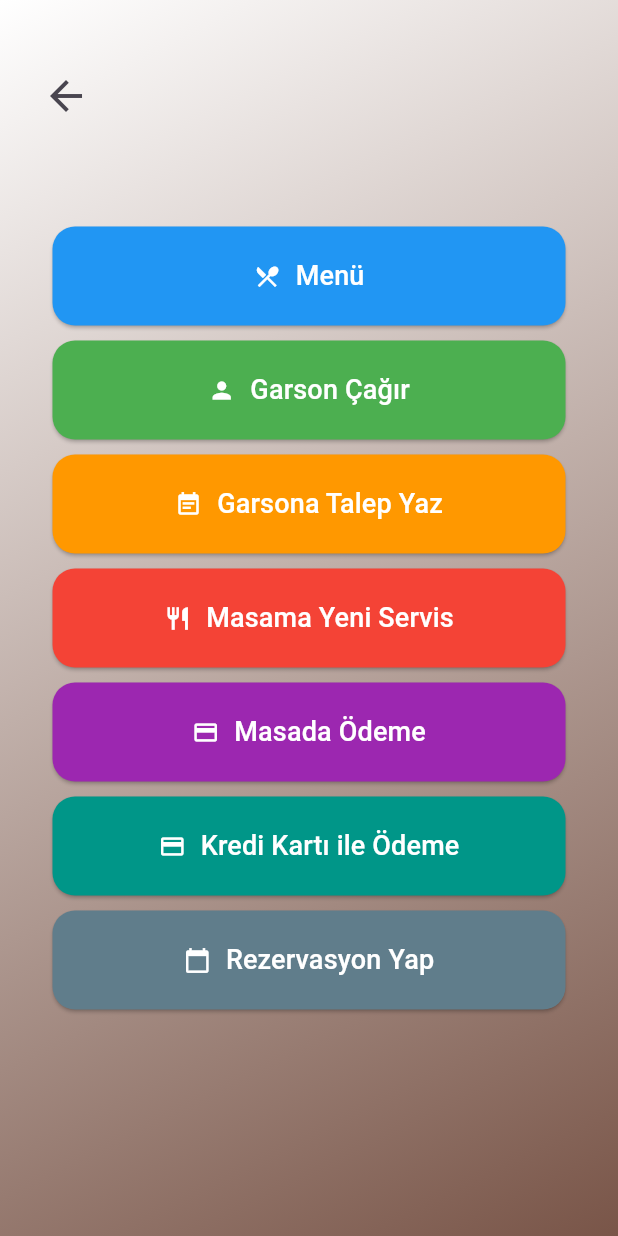
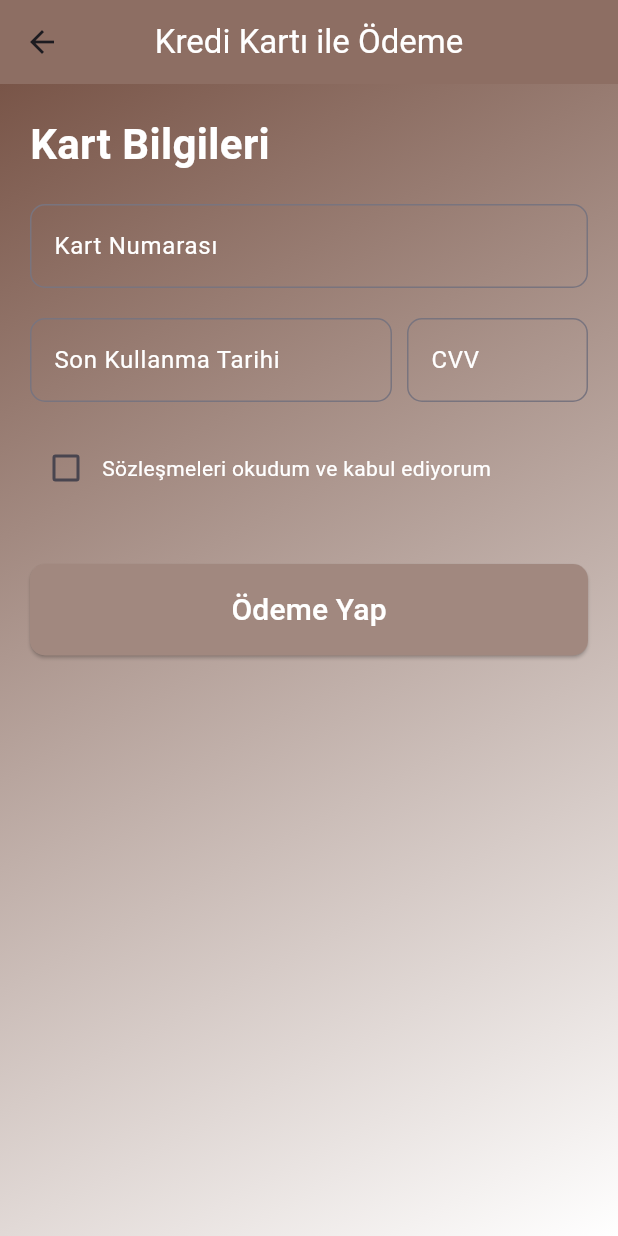
Before and after one commit to esramukaddescetin/flutter-Restaurant-App, a Flutter app: the QuickRequestsPage screen opened by its route, after a tap on "Kredi Kartı ile Ödeme", on a phone screen of 412 x 824 dp. Run offline on Flutter 3.47's test engine with Material 3 defaults, Android fonts, the phone set to English and light mode, and no system bars.

Commit message:
Payment page by credit card was designed

```diff
--- a/lib/main.dart
+++ b/lib/main.dart
@@ -1,4 +1,5 @@
 import 'package:flutter/material.dart';
+import 'package:restaurant_app/payment_page.dart';
 import 'package:restaurant_app/quick_requests.dart';
 import 'package:restaurant_app/signup.dart';
 import 'package:restaurant_app/staff_login.dart';
@@ -19,7 +20,7 @@ class RestaurantApp extends StatelessWidget {
     return MaterialApp(
       initialRoute: '/',
       routes: {
-        '/': (context) => WaiterRequestPage(),
+        '/': (context) => HomePage(),
         '/homePage': (context) => HomePage(),
         '/loginPage': (context) => LoginPage(),
         '/signPage': (context) => RegisterScreen(),
@@ -28,6 +29,7 @@ class RestaurantApp extends StatelessWidget {
         '/quickrequestsPage': (context) => QuickRequestsPage(),
         '/menuPage': (context) => MenuPage(),
         '/waiterRequestPage': (context) => WaiterRequestPage(),
+        '/paymentPage': (context) => PaymentPage(),
       },
     );
   }
--- /dev/null
+++ b/lib/payment_page.dart
@@ -0,0 +1,149 @@
+import 'package:flutter/material.dart';
+import 'package:restaurant_app/my_widgets.dart';
+
+void main() {
+  runApp(MaterialApp(
+    debugShowCheckedModeBanner: false,
+    home: PaymentPage(),
+  ));
+}
+
+class PaymentPage extends StatelessWidget {
+  @override
+  Widget build(BuildContext context) {
+    return Scaffold(
+      appBar: AppBar(
+        title: Text('Kredi Kartı ile Ödeme',
+            style: TextStyle(color: Colors.white)),
+        centerTitle: true,
+        backgroundColor: Colors.brown[400], // AppBar rengi
+      ),
+      body: Container(
+        padding: EdgeInsets.all(20),
+        decoration: WidgetBackcolor(
+          Colors.brown,
+          Colors.white,
+        ),
+        child: Column(
+          crossAxisAlignment: CrossAxisAlignment.start,
+          children: [
+            Text(
+              'Kart Bilgileri',
+              style: TextStyle(
+                  fontSize: 28,
+                  fontWeight: FontWeight.bold,
+                  color: Colors.white), // Metin rengi
+            ),
+            SizedBox(height: 20),
+            TextFormField(
+              decoration: InputDecoration(
+                labelText: 'Kart Numarası',
+                labelStyle: TextStyle(color: Colors.white), // Metin rengi
+                border: OutlineInputBorder(
+                  borderRadius: BorderRadius.circular(10),
+                  borderSide: BorderSide(color: Colors.white), // Çerçeve rengi
+                ),
+              ),
+            ),
+            SizedBox(height: 20),
+            Row(
+              children: [
+                Expanded(
+                  flex: 2,
+                  child: TextFormField(
+                    decoration: InputDecoration(
+                      labelText: 'Son Kullanma Tarihi',
+                      labelStyle: TextStyle(color: Colors.white), // Metin rengi
+                      border: OutlineInputBorder(
+                        borderRadius: BorderRadius.circular(10),
+                        borderSide:
+                            BorderSide(color: Colors.white), // Çerçeve rengi
+                      ),
+                    ),
+                  ),
+                ),
+                SizedBox(width: 10),
+                Expanded(
+                  flex: 1,
+                  child: TextFormField(
+                    decoration: InputDecoration(
+                      labelText: 'CVV',
+                      labelStyle: TextStyle(color: Colors.white), // Metin rengi
+                      border: OutlineInputBorder(
+                        borderRadius: BorderRadius.circular(10),
+                        borderSide:
+                            BorderSide(color: Colors.white), // Çerçeve rengi
+                      ),
+                    ),
+                  ),
+                ),
+              ],
+            ),
+            Container(
+              child: AgreementBox(),
+            ),
+            SizedBox(height: 40),
+            Container(
+              width: double.infinity,
+              child: ElevatedButton(
+                onPressed: () {
+                  // Ödeme işlemi yap
+                },
+                child: Text(
+                  'Ödeme Yap',
+                  style: TextStyle(fontSize: 20, color: Colors.white),
+                ),
+                style: ElevatedButton.styleFrom(
+                  padding: EdgeInsets.symmetric(vertical: 16),
+                  shape: RoundedRectangleBorder(
+                    borderRadius: BorderRadius.circular(10),
+                  ),
+                  backgroundColor: Colors.brown[300], // Buton arka plan rengi
+                ),
+              ),
+            ),
+          ],
+        ),
+      ),
+    );
+  }
+}
+
+class AgreementBox extends StatefulWidget {
+  @override
+  State<AgreementBox> createState() => _AgreementBoxState();
+}
+
+class _AgreementBoxState extends State<AgreementBox> {
+  bool isAgreed = false;
+  @override
+  Widget build(BuildContext context) {
+    return Column(
+      children: [
+        Container(
+          width: double.infinity,
+        ),
+        SizedBox(height: 20),
+        Row(
+          // mainAxisAlignment: MainAxisAlignment.center,
+          children: [
+            Checkbox(
+              value: isAgreed,
+              onChanged: (value) {
+                setState(() {
+                  isAgreed = value ?? false;
+                });
+              },
+            ),
+            Text(
+              'Sözleşmeleri okudum ve kabul ediyorum',
+              style: TextStyle(
+                color: Colors.white,
+              ),
+            ),
+          ],
+        ),
+      ],
+    );
+  }
+}
--- a/lib/quick_requests.dart
+++ b/lib/quick_requests.dart
@@ -80,7 +80,9 @@ class _QuickRequestsPageState extends State<QuickRequestsPage> {
                     Icons.credit_card,
                     'Kredi Kartı ile Ödeme',
                     Colors.teal,
-                    () {},
+                    () {
+                      Navigator.pushNamed(context, '/paymentPage');
+                    },
                   ),
                   SizedBox(height: 10),
                   buildQuickRequestButton(
```
